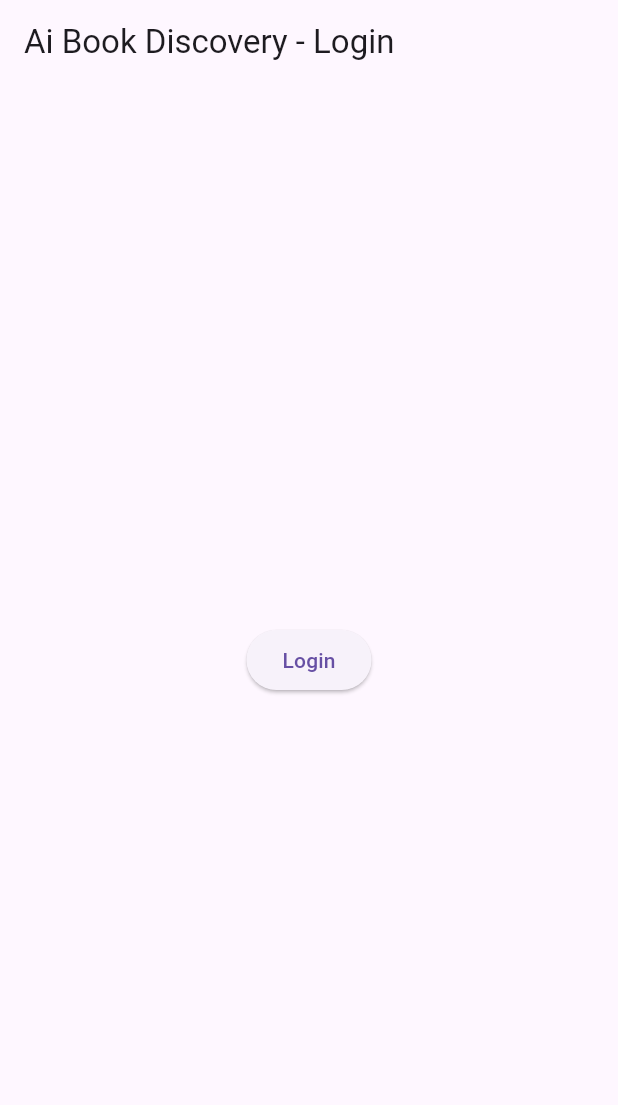
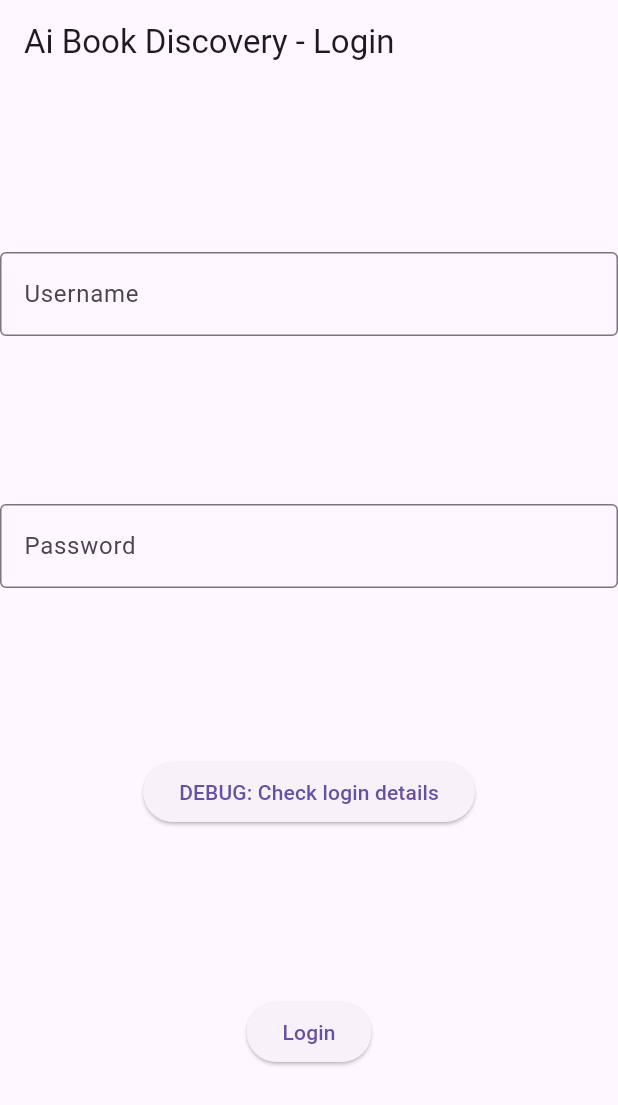
Before and after one commit to anshuk-arun/MAD_AiBookDiscovery, a Flutter app: the screen it shows after launch, on a phone screen of 412 x 824 dp. Shown: the top 1105 px of the screen. Run offline on Flutter 3.47's test engine with Material 3 defaults, Android fonts, the light colour scheme and no system bars.

Commit message:
Added login functionality with hardcoded values.

```diff
--- a/bookdisc_app/lib/LoginScreen.dart
+++ b/bookdisc_app/lib/LoginScreen.dart
@@ -7,6 +7,41 @@ class LoginScreen extends StatefulWidget {
 }
 
 class _LoginScreenState extends State<LoginScreen> {
+  late TextEditingController _userCtrl;
+  late TextEditingController _passCtrl;
+  String usernameHC = "personA";
+  String passwordHC = "pass1234";
+
+  @override
+  void initState(){
+    super.initState();
+    _userCtrl = TextEditingController();
+    _passCtrl = TextEditingController();
+
+  }
+
+  @override
+  void dispose(){
+    _userCtrl.dispose();
+    _passCtrl.dispose();
+    super.dispose();
+  }
+
+  bool _validateLogin(String usrn, String pswd){
+    if ((usrn == usernameHC) && (pswd == passwordHC)){
+      return true;
+    }
+    return false;
+  }
+
+  void _openHomeScreen(BuildContext context){
+    Navigator.push(
+      context,
+      MaterialPageRoute(builder: (context) => HomeScreen()),
+    );
+  }
+
+
   @override
   Widget build(BuildContext context) {
     return Scaffold(
@@ -14,15 +49,98 @@ class _LoginScreenState extends State<LoginScreen> {
         title: Text('Ai Book Discovery - Login'),
       ),
       body: Center(
-        child: ElevatedButton(
-          child: Text('Login'),
-          onPressed: (){
-            Navigator.push(
-              context,
-              MaterialPageRoute(builder: (context) => HomeScreen()),
-            );
-          },
-        ),
+        child: Column(
+          mainAxisAlignment: MainAxisAlignment.spaceEvenly,
+          children: <Widget>[
+            TextField(
+              controller: _userCtrl,
+              obscureText: false,
+              decoration: InputDecoration(
+                border: OutlineInputBorder(),
+                labelText: 'Username',
+              ),
+              onSubmitted: (String value) async {
+                //usernameHC = value;
+              },
+            ),
+            TextField(
+              controller: _passCtrl,
+              obscureText: true,
+              decoration: InputDecoration(
+                border: OutlineInputBorder(),
+                labelText: 'Password',
+              ),
+              onSubmitted: (String value) async {
+                //passwordHC = value;
+              },
+            ),
+
+            ElevatedButton(
+              child: Text('DEBUG: Check login details'),
+              onPressed: () async{
+                await showDialog<void>(
+                  context: context,
+                  builder: (BuildContext context) {
+                    return AlertDialog(
+                      title: const Text('Thanks!'),
+                      content: Text(
+                          '''
+                          Input Login ${_userCtrl.text}
+                          Input Pass ${_passCtrl.text}
+                          HC Username ${usernameHC}
+                          HC Password ${passwordHC}
+                          '''),
+                      actions: <Widget>[
+                        TextButton(
+                          onPressed: () {
+                            Navigator.pop(context);
+                          },
+                          child: const Text('OK'),
+                        ),
+                      ],
+                    );
+                  },
+                );
+              },
+            ),
+
+            ElevatedButton(
+              child: Text('Login'),
+              onPressed: (){
+                if (_validateLogin(_userCtrl.text, _passCtrl.text)){
+                  _openHomeScreen(context);
+                }
+                else{
+                  showDialog<void>(
+                    context: context,
+                    builder: (BuildContext context) {
+                      return AlertDialog(
+                        title: const Text('ERROR: Incorrect Login Details!!'),
+                        content: Text(
+                            '''
+                            Input Login ${_userCtrl.text}
+                            Input Pass ${_passCtrl.text}
+                            HC Username ${usernameHC}
+                            HC Password ${passwordHC}
+                            '''),
+                        actions: <Widget>[
+                          TextButton(
+                            onPressed: () {
+                              Navigator.pop(context);
+                            },
+                            child: const Text('OK'),
+                          ),
+                        ],
+                      );
+                    },
+                  );
+                }
+              },
+            ),
+
+          ],
+        )
+
       ),
     );
   }
```
